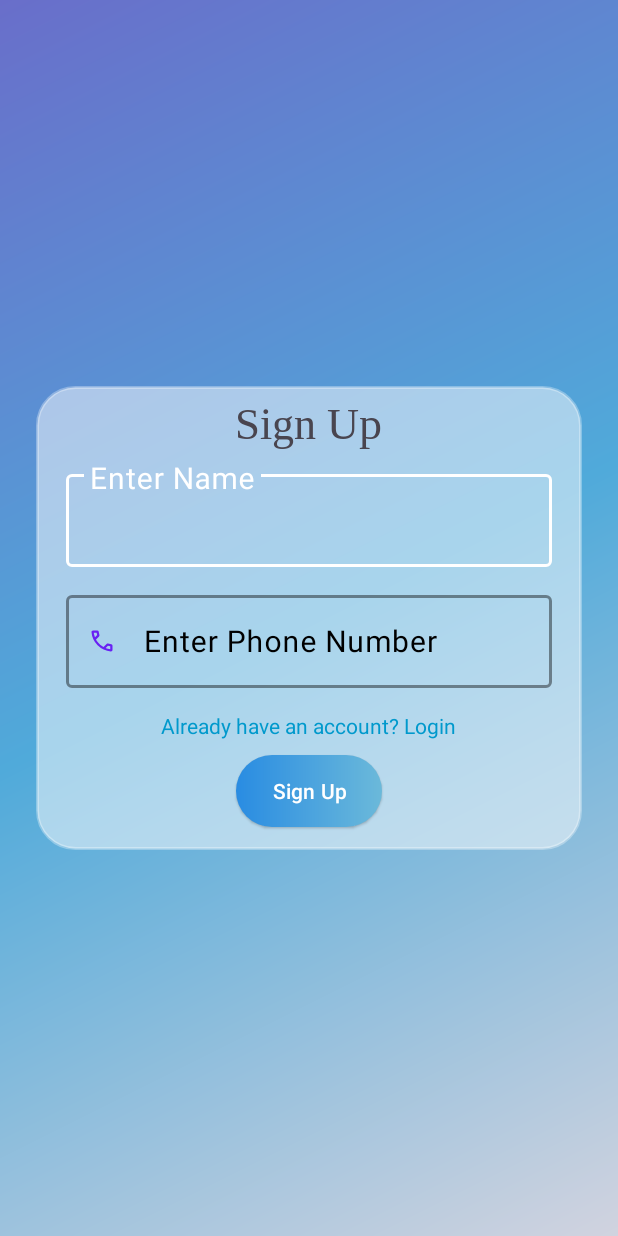
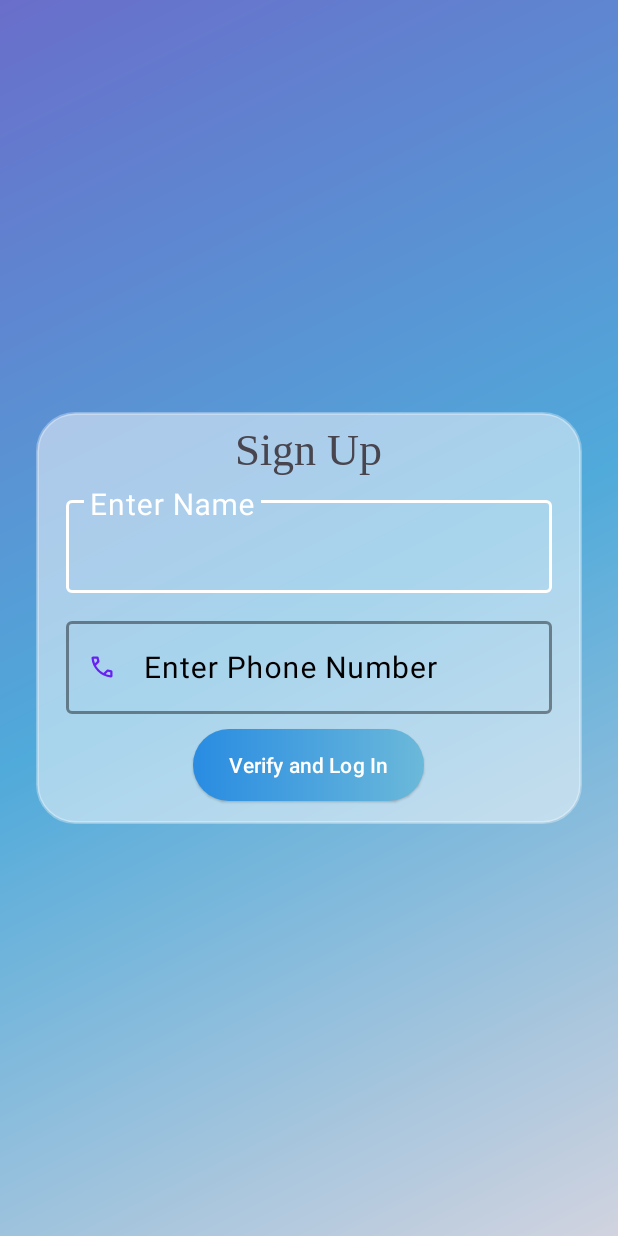
Before and after one commit to manash166/test321, an Android app: the screen it shows after launch (signup_activity), on a phone screen of 412 x 824 dp. Run offline under Robolectric (Android 15) with nearby library versions, the phone set to English and light mode, and no system bars.

Commit message:
removed login button on Signup

```diff
--- a/app/src/main/java/com/example/test321/signup_activity.java
+++ b/app/src/main/java/com/example/test321/signup_activity.java
@@ -39,7 +39,6 @@ public class signup_activity extends AppCompatActivity {
         editTextPhone = findViewById(R.id.editTextPhone);
         buttonSignup = findViewById(R.id.buttonSignup);
         getOtpButton =findViewById(R.id.getOtpButton);
-        textViewGoToLogin = findViewById(R.id.textViewGoToLogin);
 
 
 
@@ -122,11 +121,7 @@ public class signup_activity extends AppCompatActivity {
             // finish();
         });
 
-        // Navigate to Login screen
-        textViewGoToLogin.setOnClickListener(v -> {
-            Intent intent = new Intent(signup_activity.this, LoginActivity.class);
-            startActivity(intent);
-        });
+
 
         EditText[] otpFields = {
                 findViewById(R.id.otpDigit1),
--- a/app/src/main/res/layout/activity_signup.xml
+++ b/app/src/main/res/layout/activity_signup.xml
@@ -171,20 +171,6 @@
         </LinearLayout>
 
 
-
-
-
-
-
-        <TextView
-            android:id="@+id/textViewGoToLogin"
-            android:layout_width="wrap_content"
-            android:layout_height="wrap_content"
-           android:layout_marginTop="5dp"
-            android:text="Already have an account? Login"
-            android:textColor="@android:color/holo_blue_dark"
-            android:layout_marginBottom="10dp" />
-
         <Button
             android:id="@+id/buttonSignup"
             style="@style/Widget.Material3.Button.ElevatedButton"
@@ -192,7 +178,7 @@
             android:layout_height="wrap_content"
             android:layout_marginBottom="15dp"
             android:background="@drawable/btn_otp"
-            android:text="Sign Up"
+            android:text="Verify and Log In"
             app:backgroundTint="@null" />
     </LinearLayout>
 </androidx.constraintlayout.widget.ConstraintLayout>
```
